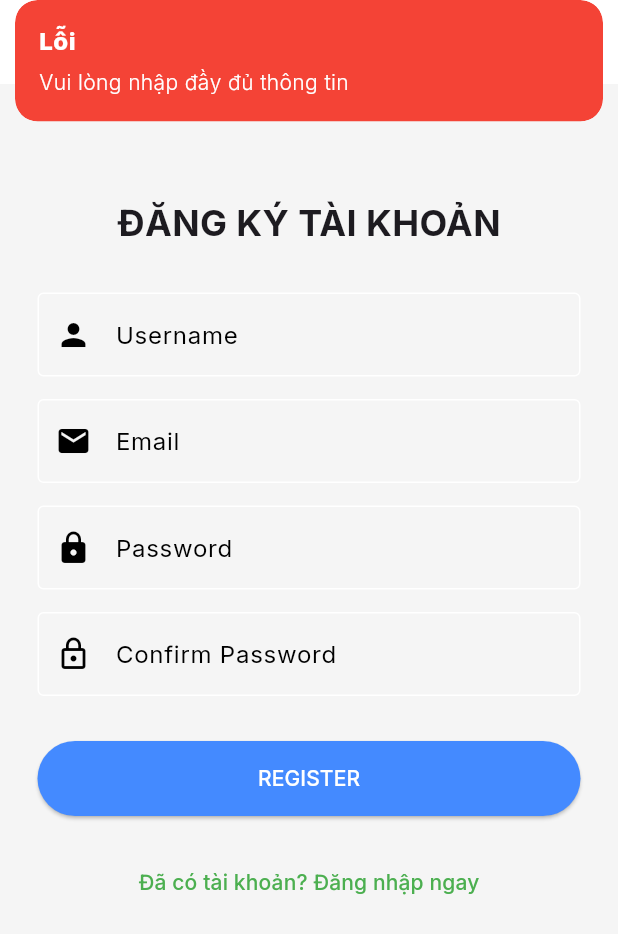
After one commit to dqk2210/appmoblie, a Flutter app: the RegisterScreen screen opened directly, after a tap on "REGISTER", on a phone screen of 412 x 824 dp. The commit adds this screen. Shown: the top 934 px of the screen. Run offline on Flutter 3.47's test engine with Material 3 defaults, Android fonts, the phone set to English and light mode, and no system bars; our stand-ins replace dio, fl_chart, get, google_fonts.

Commit message:
Hoàn thành chức năng Register

```diff
--- a/lib/data/services/api_service.dart
+++ b/lib/data/services/api_service.dart
@@ -114,11 +114,10 @@ class ApiService {
   Future<Map<String, dynamic>> login(String username, String password) async {
     try {
       final response = await _dio.post(
-        '/auth/login', // Đường dẫn này sẽ nối tiếp vào baseUrl (ví dụ: /api/auth/login)
+        '/auth/login', // Đường dẫn này sẽ nối tiếp vào baseUrl
         data: {'username': username, 'password': password},
       );
 
-      // Dio tự động parse JSON nên bạn có thể dùng response.data luôn
       return {
         'success': true,
         'message': response.data['message'],
@@ -139,4 +138,25 @@ class ApiService {
       };
     }
   }
+
+  // ============== REGISTER ==============
+
+  Future<Map<String, dynamic>> register(
+    String username,
+    String password,
+    String email,
+  ) async {
+    try {
+      final response = await _dio.post(
+        '/auth/register',
+        data: {'username': username, 'password': password, 'email': email},
+      );
+      return {'success': true, 'message': response.data['message']};
+    } on DioException catch (e) {
+      return {
+        'success': false,
+        'message': e.response?.data['message'] ?? 'Lỗi đăng ký',
+      };
+    }
+  }
 }
--- a/lib/screens/auth/login_screen.dart
+++ b/lib/screens/auth/login_screen.dart
@@ -1,6 +1,7 @@
 import 'package:flutter/material.dart';
 import 'package:get/get.dart';
 import 'login_controller.dart';
+import 'register_screen.dart';
 
 class LoginScreen extends StatelessWidget {
   const LoginScreen({super.key});
@@ -51,6 +52,13 @@ class LoginScreen extends StatelessWidget {
                       child: const Text("LOGIN"),
                     ),
             ),
+            const SizedBox(
+              height: 15,
+            ), // Khoảng cách giữa nút Login và TextButton
+            TextButton(
+              onPressed: () => Get.to(() => const RegisterScreen()),
+              child: const Text("Chưa có tài khoản? Đăng ký ngay"),
+            ),
           ],
         ),
       ),
--- /dev/null
+++ b/lib/screens/auth/register_controller.dart
@@ -0,0 +1,69 @@
+import 'package:flutter/material.dart';
+import 'package:get/get.dart';
+import '../../data/services/api_service.dart';
+
+class RegisterController extends GetxController {
+  final ApiService _apiService = ApiService();
+  var isLoading = false.obs;
+
+  Future<void> register(
+    String username,
+    String email,
+    String password,
+    String confirmPass,
+  ) async {
+    // 1. Kiểm tra rỗng
+    if (username.isEmpty || email.isEmpty || password.isEmpty) {
+      Get.snackbar(
+        "Lỗi",
+        "Vui lòng nhập đầy đủ thông tin",
+        backgroundColor: Colors.red,
+        colorText: Colors.white,
+      );
+      return;
+    }
+
+    // 2. Kiểm tra khớp mật khẩu
+    if (password != confirmPass) {
+      Get.snackbar(
+        "Lỗi",
+        "Mật khẩu nhập lại không khớp",
+        backgroundColor: Colors.orange,
+        colorText: Colors.white,
+      );
+      return;
+    }
+
+    try {
+      isLoading.value = true;
+      // Gọi sang ApiService
+      final result = await _apiService.register(username, password, email);
+
+      if (result['success']) {
+        Get.snackbar(
+          "Thành công",
+          "Đăng ký tài khoản thành công!",
+          backgroundColor: Colors.green,
+          colorText: Colors.white,
+        );
+        Get.offNamed('/login'); // Đăng ký xong thì quay về trang đăng nhập
+      } else {
+        Get.snackbar(
+          "Thất bại",
+          result['message'],
+          backgroundColor: Colors.red,
+          colorText: Colors.white,
+        );
+      }
+    } catch (e) {
+      Get.snackbar(
+        "Lỗi",
+        "Không thể kết nối đến máy chủ",
+        backgroundColor: Colors.red,
+        colorText: Colors.white,
+      );
+    } finally {
+      isLoading.value = false;
+    }
+  }
+}
--- /dev/null
+++ b/lib/screens/auth/register_screen.dart
@@ -0,0 +1,117 @@
+import 'package:flutter/material.dart';
+import 'package:get/get.dart';
+import 'register_controller.dart';
+
+class RegisterScreen extends StatelessWidget {
+  const RegisterScreen({super.key});
+
+  @override
+  Widget build(BuildContext context) {
+    // 1. Khởi tạo Controller
+    final RegisterController controller = Get.put(RegisterController());
+
+    final userCtrl = TextEditingController();
+    final emailCtrl = TextEditingController();
+    final passCtrl = TextEditingController();
+    final confirmPassCtrl = TextEditingController();
+
+    return Scaffold(
+      appBar: AppBar(title: const Text("Quay lại")),
+      body: SingleChildScrollView(
+        child: Padding(
+          padding: const EdgeInsets.all(25.0),
+          child: Column(
+            mainAxisAlignment: MainAxisAlignment.center,
+            children: [
+              const SizedBox(height: 50),
+              const Text(
+                "ĐĂNG KÝ TÀI KHOẢN",
+                style: TextStyle(fontSize: 24, fontWeight: FontWeight.bold),
+              ),
+              const SizedBox(height: 30),
+
+              // Username
+              TextField(
+                controller: userCtrl,
+                decoration: const InputDecoration(
+                  labelText: "Username",
+                  prefixIcon: Icon(Icons.person),
+                  border: OutlineInputBorder(),
+                ),
+              ),
+              const SizedBox(height: 15),
+
+              // Email
+              TextField(
+                controller: emailCtrl,
+                keyboardType: TextInputType.emailAddress,
+                decoration: const InputDecoration(
+                  labelText: "Email",
+                  prefixIcon: Icon(Icons.email),
+                  border: OutlineInputBorder(),
+                ),
+              ),
+              const SizedBox(height: 15),
+
+              // Password
+              TextField(
+                controller: passCtrl,
+                obscureText: true,
+                decoration: const InputDecoration(
+                  labelText: "Password",
+                  prefixIcon: Icon(Icons.lock),
+                  border: OutlineInputBorder(),
+                ),
+              ),
+              const SizedBox(height: 15),
+
+              // Confirm Password
+              TextField(
+                controller: confirmPassCtrl,
+                obscureText: true,
+                decoration: const InputDecoration(
+                  labelText: "Confirm Password",
+                  prefixIcon: Icon(Icons.lock_outline),
+                  border: OutlineInputBorder(),
+                ),
+              ),
+              const SizedBox(height: 30),
+
+              // 2. Nút Register bọc trong Obx để theo dõi trạng thái isLoading
+              Obx(
+                () => controller.isLoading.value
+                    ? const CircularProgressIndicator()
+                    : ElevatedButton(
+                        style: ElevatedButton.styleFrom(
+                          minimumSize: const Size(double.infinity, 50),
+                          backgroundColor: Colors.blueAccent,
+                        ),
+                        onPressed: () {
+                          // Gọi hàm register từ Controller
+                          controller.register(
+                            userCtrl.text,
+                            emailCtrl.text,
+                            passCtrl.text,
+                            confirmPassCtrl.text,
+                          );
+                        },
+                        child: const Text(
+                          "REGISTER",
+                          style: TextStyle(color: Colors.white),
+                        ),
+                      ),
+              ),
+
+              const SizedBox(height: 20),
+
+              TextButton(
+                onPressed: () => Get.back(),
+                child: const Text("Đã có tài khoản? Đăng nhập ngay"),
+              ),
+            ],
+          ),
+        ),
+      ),
+    );
+  }
+}
```
Also changed, not shown: 3 other files.
